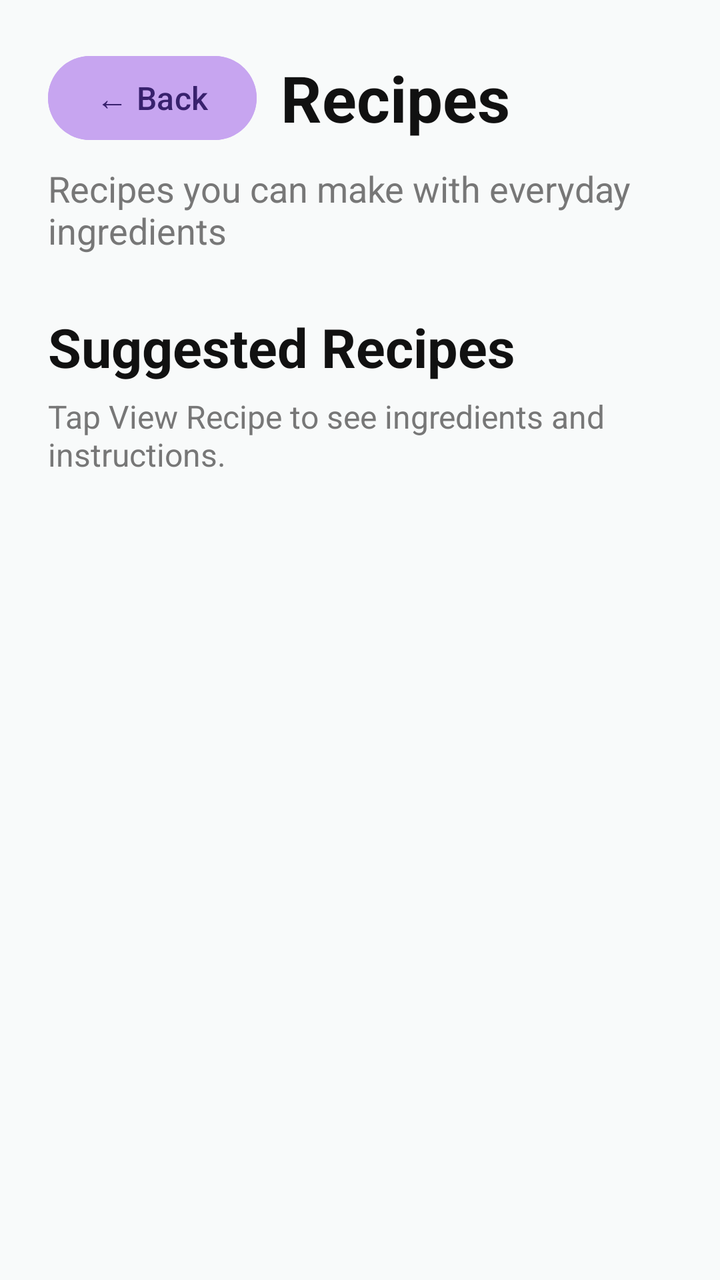
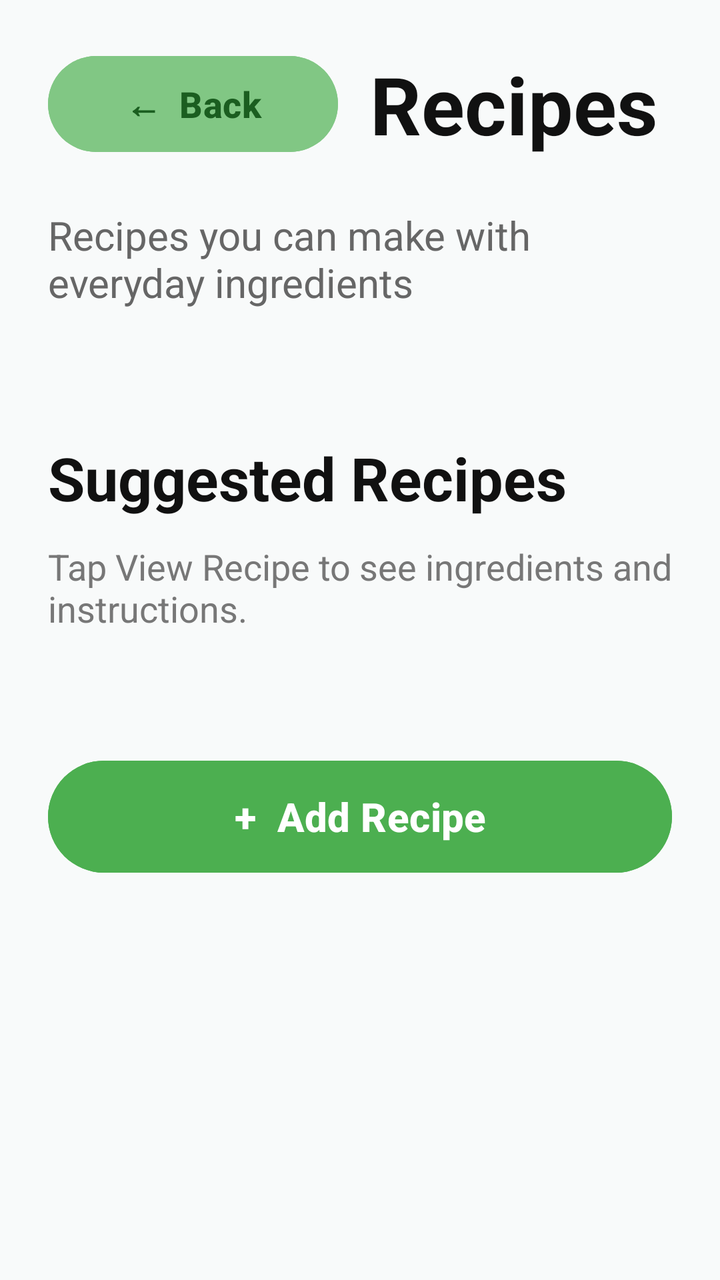

Compare the two renders of this Android layout. The source of the first and the diff that turns it into the second are given below.
<!-- AndroidManifest.xml: application theme Theme.SmartPantryManager -->
<!-- res/layout/activity_recipes.xml -->
<?xml version="1.0" encoding="utf-8"?>
<ScrollView
    xmlns:android="http://schemas.android.com/apk/res/android"
    android:layout_width="match_parent"
    android:layout_height="match_parent"
    android:fillViewport="true"
    android:background="#F8FAFA">

    <LinearLayout
        android:layout_width="match_parent"
        android:layout_height="wrap_content"
        android:orientation="vertical"
        android:padding="24dp">

        <LinearLayout
            android:layout_width="match_parent"
            android:layout_height="wrap_content"
            android:gravity="center_vertical"
            android:orientation="horizontal">

            <Button
                android:id="@+id/btnBack"
                android:layout_width="wrap_content"
                android:layout_height="50dp"
                android:text="← Back"
                android:textAllCaps="false"
                android:textColor="#38216D"
                android:textSize="16sp"
                android:backgroundTint="#C7A5F0" />

            <Space
                android:layout_width="12dp"
                android:layout_height="1dp" />

            <TextView
                android:layout_width="0dp"
                android:layout_height="wrap_content"
                android:layout_weight="1"
                android:text="Recipes"
                android:textColor="#111111"
                android:textSize="32sp"
                android:textStyle="bold" />

        </LinearLayout>

        <TextView
            android:layout_width="match_parent"
            android:layout_height="wrap_content"
            android:layout_marginTop="8dp"
            android:text="Recipes you can make with everyday ingredients"
            android:textColor="#777777"
            android:textSize="18sp" />

        <TextView
            android:layout_width="match_parent"
            android:layout_height="wrap_content"
            android:layout_marginTop="28dp"
            android:text="Suggested Recipes"
            android:textColor="#111111"
            android:textSize="27sp"
            android:textStyle="bold" />

        <TextView
            android:layout_width="match_parent"
            android:layout_height="wrap_content"
            android:layout_marginTop="6dp"
            android:text="Tap View Recipe to see ingredients and instructions."
            android:textColor="#777777"
            android:textSize="16sp" />

        <LinearLayout
            android:id="@+id/recipeContainer"
            android:layout_width="match_parent"
            android:layout_height="wrap_content"
            android:layout_marginTop="20dp"
            android:orientation="vertical" />

    </LinearLayout>

</ScrollView>
<!-- resources referenced by this layout -->
<resources>
  <style name="Theme.SmartPantryManager" parent="Base.Theme.SmartPantryManager" />
  <style name="Base.Theme.SmartPantryManager" parent="Theme.Material3.DayNight.NoActionBar">
          
          
      </style>
</resources>

<!-- the commit's change to res/layout/activity_recipes.xml (unified diff, before → after) -->
@@ -12,68 +12,83 @@
         android:orientation="vertical"
         android:padding="24dp">
 
+        
         <LinearLayout
             android:layout_width="match_parent"
             android:layout_height="wrap_content"
-            android:gravity="center_vertical"
-            android:orientation="horizontal">
+            android:orientation="horizontal"
+            android:gravity="center_vertical">
 
             <Button
                 android:id="@+id/btnBack"
-                android:layout_width="wrap_content"
-                android:layout_height="50dp"
-                android:text="← Back"
-                android:textAllCaps="false"
-                android:textColor="#38216D"
-                android:textSize="16sp"
-                android:backgroundTint="#C7A5F0" />
-
-            <Space
-                android:layout_width="12dp"
-                android:layout_height="1dp" />
+                android:layout_width="145dp"
+                android:layout_height="56dp"
+                android:backgroundTint="#81C784"
+                android:text="←  Back"
+                android:textColor="#1B5E20"
+                android:textSize="18sp"
+                android:textStyle="bold" />
 
             <TextView
                 android:layout_width="0dp"
                 android:layout_height="wrap_content"
                 android:layout_weight="1"
+                android:layout_marginStart="16dp"
                 android:text="Recipes"
                 android:textColor="#111111"
-                android:textSize="32sp"
+                android:textSize="40sp"
                 android:textStyle="bold" />
 
         </LinearLayout>
 
+        
         <TextView
             android:layout_width="match_parent"
             android:layout_height="wrap_content"
-            android:layout_marginTop="8dp"
+            android:layout_marginTop="24dp"
             android:text="Recipes you can make with everyday ingredients"
+            android:textColor="#666666"
+            android:textSize="20sp" />
+
+        
+        <TextView
+            android:layout_width="match_parent"
+            android:layout_height="wrap_content"
+            android:layout_marginTop="64dp"
+            android:text="Suggested Recipes"
+            android:textColor="#111111"
+            android:textSize="30sp"
+            android:textStyle="bold" />
+
+        
+        <TextView
+            android:layout_width="match_parent"
+            android:layout_height="wrap_content"
+            android:layout_marginTop="12dp"
+            android:text="Tap View Recipe to see ingredients and instructions."
             android:textColor="#777777"
             android:textSize="18sp" />
 
-        <TextView
-            android:layout_width="match_parent"
-            android:layout_height="wrap_content"
-            android:layout_marginTop="28dp"
-            android:text="Suggested Recipes"
-            android:textColor="#111111"
-            android:textSize="27sp"
-            android:textStyle="bold" />
-
-        <TextView
-            android:layout_width="match_parent"
-            android:layout_height="wrap_content"
-            android:layout_marginTop="6dp"
-            android:text="Tap View Recipe to see ingredients and instructions."
-            android:textColor="#777777"
-            android:textSize="16sp" />
-
+        
         <LinearLayout
             android:id="@+id/recipeContainer"
             android:layout_width="match_parent"
             android:layout_height="wrap_content"
-            android:layout_marginTop="20dp"
+            android:layout_marginTop="28dp"
             android:orientation="vertical" />
+
+        
+        <Button
+            android:id="@+id/btnAddRecipe"
+            android:layout_width="match_parent"
+            android:layout_height="64dp"
+            android:layout_marginTop="32dp"
+            android:layout_marginBottom="20dp"
+            android:backgroundTint="#4CAF50"
+            android:text="+  Add Recipe"
+            android:textColor="#FFFFFF"
+            android:textSize="20sp"
+            android:textStyle="bold" />
 
     </LinearLayout>
 
